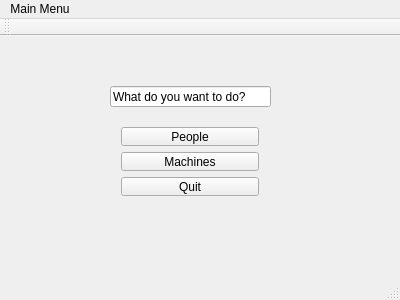
Old version of the form vika3/adalgluggi.ui in the repository editomars/VLN1_h22.
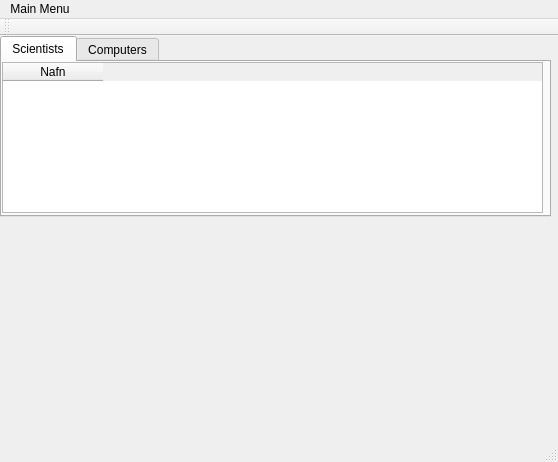
New version of the form.

Commit message: Setti tabs og table widget

The edit to the form file:
```diff
--- a/vika3/adalgluggi.ui
+++ b/vika3/adalgluggi.ui
@@ -6,59 +6,61 @@
    <rect>
     <x>0</x>
     <y>0</y>
-    <width>400</width>
-    <height>300</height>
+    <width>558</width>
+    <height>462</height>
    </rect>
   </property>
   <property name="windowTitle">
    <string>adalgluggi</string>
   </property>
   <widget class="QWidget" name="centralWidget">
-   <widget class="QWidget" name="verticalLayoutWidget">
+   <widget class="QTabWidget" name="tabsList">
     <property name="geometry">
      <rect>
-      <x>110</x>
-      <y>80</y>
-      <width>160</width>
-      <height>91</height>
+      <x>0</x>
+      <y>0</y>
+      <width>551</width>
+      <height>181</height>
      </rect>
     </property>
-    <layout class="QVBoxLayout" name="verticalLayout">
-     <item>
-      <widget class="QPushButton" name="folk">
+    <property name="currentIndex">
+     <number>0</number>
+    </property>
+    <widget class="QWidget" name="folkTab">
+     <attribute name="title">
+      <string>Scientists</string>
+     </attribute>
+     <widget class="QTableWidget" name="folkTable">
+      <property name="geometry">
+       <rect>
+        <x>0</x>
+        <y>0</y>
+        <width>541</width>
+        <height>151</height>
+       </rect>
+      </property>
+      <column>
        <property name="text">
-        <string>People</string>
+        <string>Nafn</string>
        </property>
-      </widget>
-     </item>
-     <item>
-      <widget class="QPushButton" name="velar">
-       <property name="text">
-        <string>Machines</string>
-       </property>
-      </widget>
-     </item>
-     <item>
-      <widget class="QPushButton" name="haetta">
-       <property name="text">
-        <string>Quit</string>
-       </property>
-      </widget>
-     </item>
-    </layout>
-   </widget>
-   <widget class="QLineEdit" name="lineEdit">
-    <property name="geometry">
-     <rect>
-      <x>110</x>
-      <y>50</y>
-      <width>161</width>
-      <height>21</height>
-     </rect>
-    </property>
-    <property name="text">
-     <string>What do you want to do?</string>
-    </property>
+      </column>
+     </widget>
+    </widget>
+    <widget class="QWidget" name="velTab">
+     <attribute name="title">
+      <string>Computers</string>
+     </attribute>
+     <widget class="QTableWidget" name="velTable">
+      <property name="geometry">
+       <rect>
+        <x>0</x>
+        <y>0</y>
+        <width>541</width>
+        <height>151</height>
+       </rect>
+      </property>
+     </widget>
+    </widget>
    </widget>
   </widget>
   <widget class="QToolBar" name="mainToolBar">
@@ -75,8 +77,8 @@
     <rect>
      <x>0</x>
      <y>0</y>
-     <width>400</width>
-     <height>21</height>
+     <width>558</width>
+     <height>26</height>
     </rect>
    </property>
    <widget class="QMenu" name="menuMain_Menu">
```
The commit also changes 2 other files.
